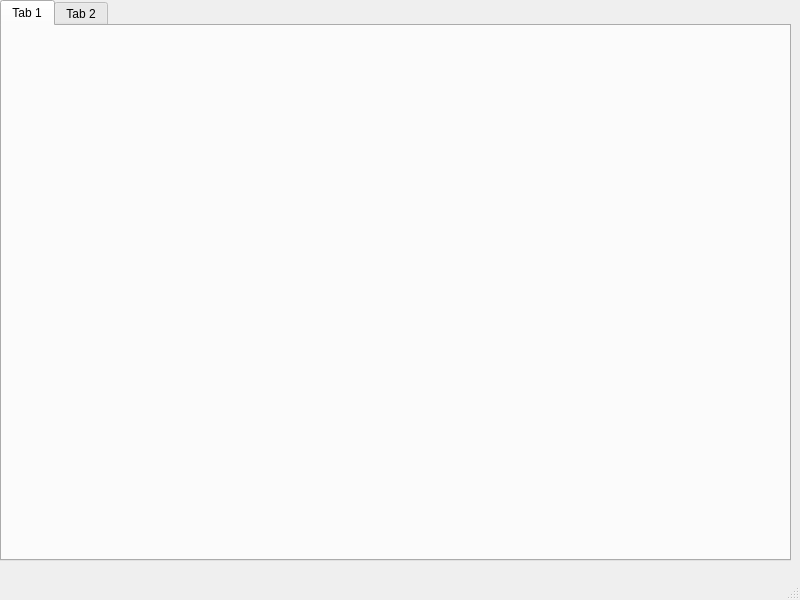
This is styles/StockTools.ui in brcolli/StockTools as Qt 5 draws it before an edit. The edited form follows.
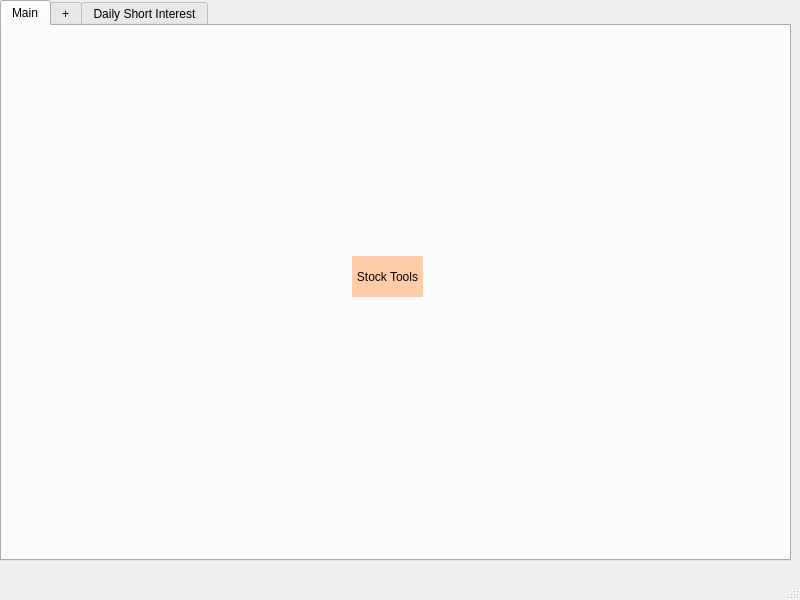
This is the edited form. The open tabs and pages were chosen to show the change.

```diff
--- a/styles/StockTools.ui
+++ b/styles/StockTools.ui
@@ -23,14 +23,41 @@
       <height>561</height>
      </rect>
     </property>
-    <widget class="QWidget" name="tab">
+    <property name="currentIndex">
+     <number>2</number>
+    </property>
+    <widget class="QWidget" name="main_tab">
      <attribute name="title">
-      <string>Tab 1</string>
+      <string>Main</string>
      </attribute>
+     <widget class="QLabel" name="main_title_label">
+      <property name="geometry">
+       <rect>
+        <x>350</x>
+        <y>230</y>
+        <width>71</width>
+        <height>41</height>
+       </rect>
+      </property>
+      <property name="styleSheet">
+       <string notr="true">background-color: rgb(255, 204, 167);</string>
+      </property>
+      <property name="text">
+       <string>Stock Tools</string>
+      </property>
+      <property name="alignment">
+       <set>Qt::AlignCenter</set>
+      </property>
+     </widget>
     </widget>
     <widget class="QWidget" name="tab_2">
      <attribute name="title">
-      <string>Tab 2</string>
+      <string>+</string>
+     </attribute>
+    </widget>
+    <widget class="QWidget" name="DailyShortInterest_tab">
+     <attribute name="title">
+      <string>Daily Short Interest</string>
      </attribute>
     </widget>
    </widget>
```
Left out of the diff: 2 changed lines with no effect on the pictures.
